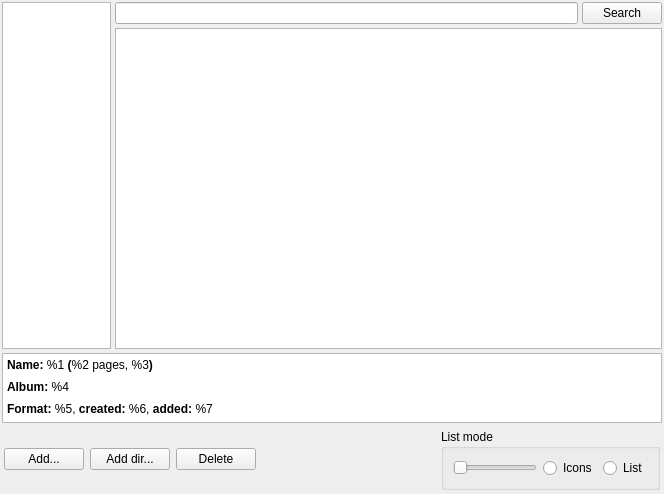
Qt form zsearchtab.ui (kernel1024/qmanga) before a commit.
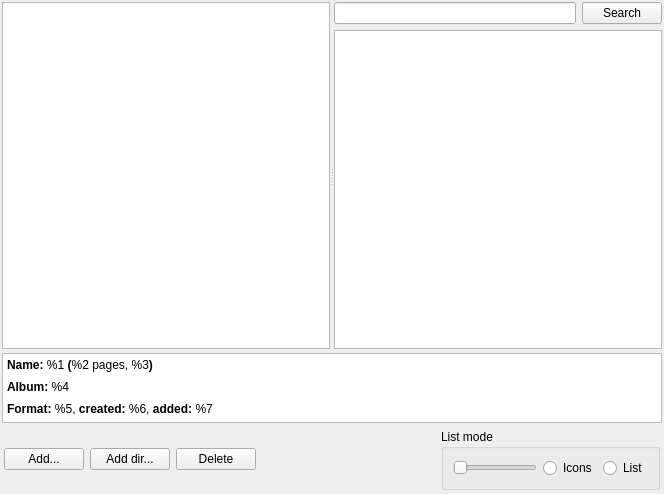
The same form after that commit.

```diff
--- a/zsearchtab.ui
+++ b/zsearchtab.ui
@@ -21,14 +21,15 @@
     <number>2</number>
    </property>
    <item>
-    <layout class="QHBoxLayout" name="horizontalLayout_5" stretch="1,5">
-     <property name="spacing">
-      <number>4</number>
+    <widget class="QSplitter" name="splitter">
+     <property name="orientation">
+      <enum>Qt::Horizontal</enum>
      </property>
-     <item>
-      <widget class="QListWidget" name="srcAlbums"/>
-     </item>
-     <item>
+     <property name="childrenCollapsible">
+      <bool>false</bool>
+     </property>
+     <widget class="QListWidget" name="srcAlbums"/>
+     <widget class="QWidget" name="">
       <layout class="QVBoxLayout" name="verticalLayout_3">
        <item>
         <layout class="QHBoxLayout" name="horizontalLayout_4">
@@ -73,8 +74,8 @@
         </widget>
        </item>
       </layout>
-     </item>
-    </layout>
+     </widget>
+    </widget>
    </item>
    <item>
     <widget class="QTextBrowser" name="srcDesc">
```
